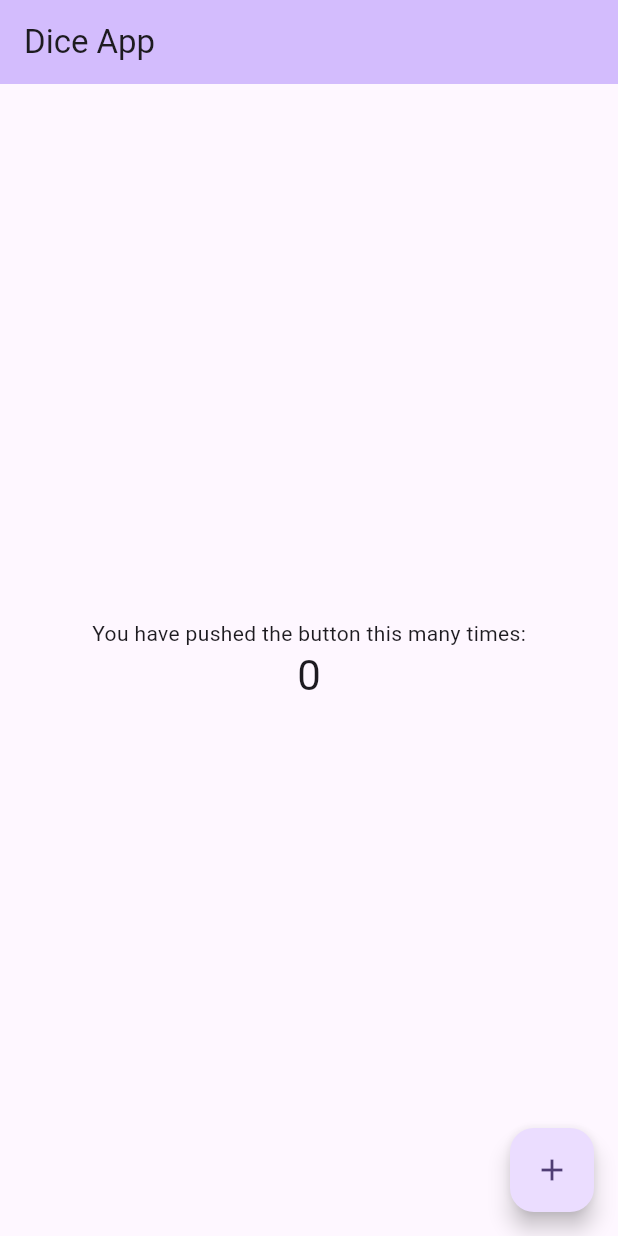
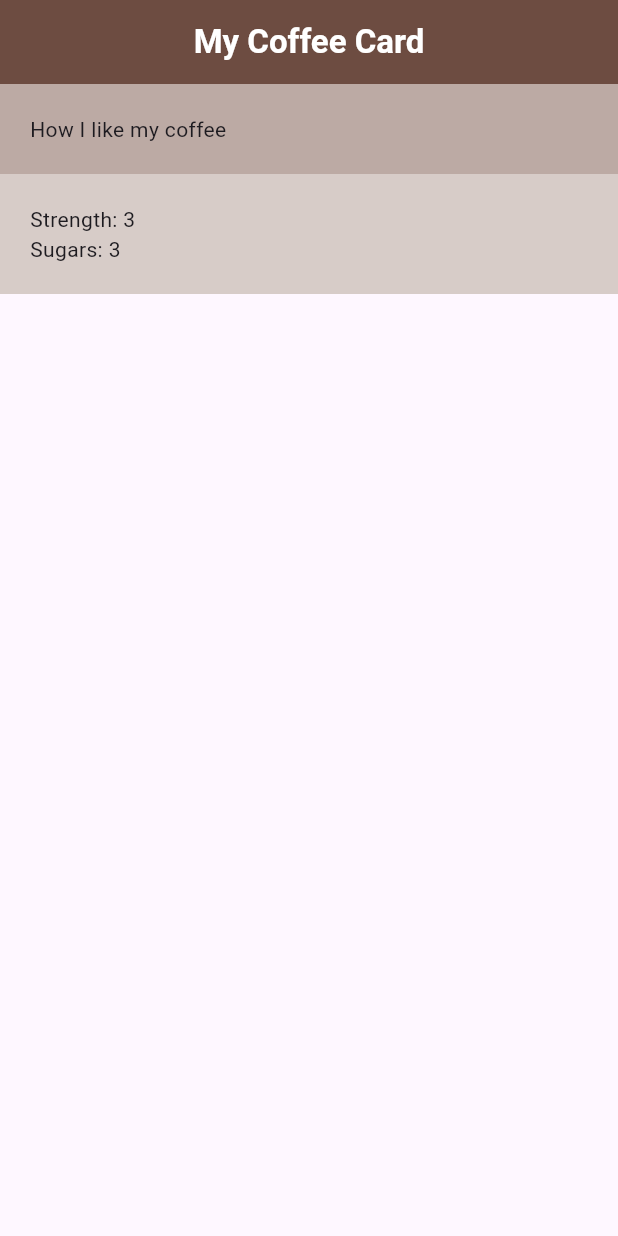
Before and after one commit to PutraGandaD/MyCoffeeCardApp-Flutter, a Flutter app: the screen it shows after launch, on a phone screen of 412 x 824 dp. Run offline on Flutter 3.47's test engine with Material 3 defaults, Android fonts, the phone set to English and light mode, and no system bars.

Commit message:
Continue as My Coffee Card App

```diff
--- /dev/null
+++ b/lib/coffee_prefs.dart
@@ -0,0 +1,19 @@
+import 'package:flutter/material.dart';
+
+class CoffeePrefs extends StatelessWidget {
+  const CoffeePrefs({super.key});
+
+  @override
+  Widget build(BuildContext context) {
+    return const Column(
+      children: [
+        Row(
+          children: [Text('Strength: '), Text('3'), SizedBox(width: 50)],
+        ),
+        Row(
+          children: [Text('Sugars: '), Text('3'), SizedBox(width: 50)],
+        )
+      ],
+    );
+  }
+}
--- /dev/null
+++ b/lib/home.dart
@@ -0,0 +1,39 @@
+import 'package:diceapp/coffee_prefs.dart';
+import 'package:flutter/material.dart';
+
+// widget not contain any state event
+class Home extends StatelessWidget {
+  const Home({super.key});
+
+  // context = context of environment this widget in
+  @override
+  Widget build(BuildContext context) {
+    // return const Placeholder();
+    // scaffold is a material design ancestor for fixed app layout using MaterialApp widget
+    return Scaffold(
+      appBar: AppBar(
+        title: const Text(
+          'My Coffee Card',
+          style: TextStyle(color: Colors.white, fontWeight: FontWeight.bold),
+        ),
+        backgroundColor: Colors.brown[600],
+        centerTitle: true,
+      ),
+      body: Column(
+        crossAxisAlignment: CrossAxisAlignment.stretch,
+        children: [
+          Container(
+            padding: const EdgeInsets.all(20),
+            color: Colors.brown[200],
+            child: const Text('How I like my coffee'),
+          ),
+          Container(
+            padding: const EdgeInsets.all(20),
+            color: Colors.brown[100],
+            child: const CoffeePrefs(),
+          )
+        ],
+      ),
+    );
+  }
+}
--- a/lib/main.dart
+++ b/lib/main.dart
@@ -1,125 +1,13 @@
+import 'package:diceapp/home.dart';
 import 'package:flutter/material.dart';
 
 void main() {
-  runApp(const MyApp());
+  // using prebuilt widget, MaterialApp (not custom widget)
+  // using const for constant (value not changed after runtime, better performance)
+  runApp(
+    const MaterialApp(
+        // home is default route of this app (displayed first when app started)
+        // scaffold is a material design ancestor for fixed app layout using MaterialApp widget
+        home: Home()),
+  );
 }
-
-class MyApp extends StatelessWidget {
-  const MyApp({super.key});
-
-  // This widget is the root of your application.
-  @override
-  Widget build(BuildContext context) {
-    return MaterialApp(
-      title: 'Flutter Demo',
-      theme: ThemeData(
-        // This is the theme of your application.
-        //
-        // TRY THIS: Try running your application with "flutter run". You'll see
-        // the application has a purple toolbar. Then, without quitting the app,
-        // try changing the seedColor in the colorScheme below to Colors.green
-        // and then invoke "hot reload" (save your changes or press the "hot
-        // reload" button in a Flutter-supported IDE, or press "r" if you used
-        // the command line to start the app).
-        //
-        // Notice that the counter didn't reset back to zero; the application
-        // state is not lost during the reload. To reset the state, use hot
-        // restart instead.
-        //
-        // This works for code too, not just values: Most code changes can be
-        // tested with just a hot reload.
-        colorScheme: ColorScheme.fromSeed(seedColor: Colors.deepPurple),
-        useMaterial3: true,
-      ),
-      home: const MyHomePage(title: 'Dice App'),
-    );
-  }
-}
-
-class MyHomePage extends StatefulWidget {
-  const MyHomePage({super.key, required this.title});
-
-  // This widget is the home page of your application. It is stateful, meaning
-  // that it has a State object (defined below) that contains fields that affect
-  // how it looks.
-
-  // This class is the configuration for the state. It holds the values (in this
-  // case the title) provided by the parent (in this case the App widget) and
-  // used by the build method of the State. Fields in a Widget subclass are
-  // always marked "final".
-
-  final String title;
-
-  @override
-  State<MyHomePage> createState() => _MyHomePageState();
-}
-
-class _MyHomePageState extends State<MyHomePage> {
-  int _counter = 0;
-
-  void _incrementCounter() {
-    setState(() {
-      // This call to setState tells the Flutter framework that something has
-      // changed in this State, which causes it to rerun the build method below
-      // so that the display can reflect the updated values. If we changed
-      // _counter without calling setState(), then the build method would not be
-      // called again, and so nothing would appear to happen.
-      _counter++;
-    });
-  }
-
-  @override
-  Widget build(BuildContext context) {
-    // This method is rerun every time setState is called, for instance as done
-    // by the _incrementCounter method above.
-    //
-    // The Flutter framework has been optimized to make rerunning build methods
-    // fast, so that you can just rebuild anything that needs updating rather
-    // than having to individually change instances of widgets.
-    return Scaffold(
-      appBar: AppBar(
-        // TRY THIS: Try changing the color here to a specific color (to
-        // Colors.amber, perhaps?) and trigger a hot reload to see the AppBar
-        // change color while the other colors stay the same.
-        backgroundColor: Theme.of(context).colorScheme.inversePrimary,
-        // Here we take the value from the MyHomePage object that was created by
-        // the App.build method, and use it to set our appbar title.
-        title: Text(widget.title),
-      ),
-      body: Center(
-        // Center is a layout widget. It takes a single child and positions it
-        // in the middle of the parent.
-        child: Column(
-          // Column is also a layout widget. It takes a list of children and
-          // arranges them vertically. By default, it sizes itself to fit its
-          // children horizontally, and tries to be as tall as its parent.
-          //
-          // Column has various properties to control how it sizes itself and
-          // how it positions its children. Here we use mainAxisAlignment to
-          // center the children vertically; the main axis here is the vertical
-          // axis because Columns are vertical (the cross axis would be
-          // horizontal).
-          //
-          // TRY THIS: Invoke "debug painting" (choose the "Toggle Debug Paint"
-          // action in the IDE, or press "p" in the console), to see the
-          // wireframe for each widget.
-          mainAxisAlignment: MainAxisAlignment.center,
-          children: <Widget>[
-            const Text(
-              'You have pushed the button this many times:',
-            ),
-            Text(
-              '$_counter',
-              style: Theme.of(context).textTheme.headlineMedium,
-            ),
-          ],
-        ),
-      ),
-      floatingActionButton: FloatingActionButton(
-        onPressed: _incrementCounter,
-        tooltip: 'Increment',
-        child: const Icon(Icons.add),
-      ), // This trailing comma makes auto-formatting nicer for build methods.
-    );
-  }
-}
```
Also changed, not shown: lib/sandbox/column.dart (added, +40 -0 lines), lib/sandbox/row.dart (added, +37 -0 lines), assets/img/coffee_bean.png (added), assets/img/sugar_cube.png (added), 3 other files.
